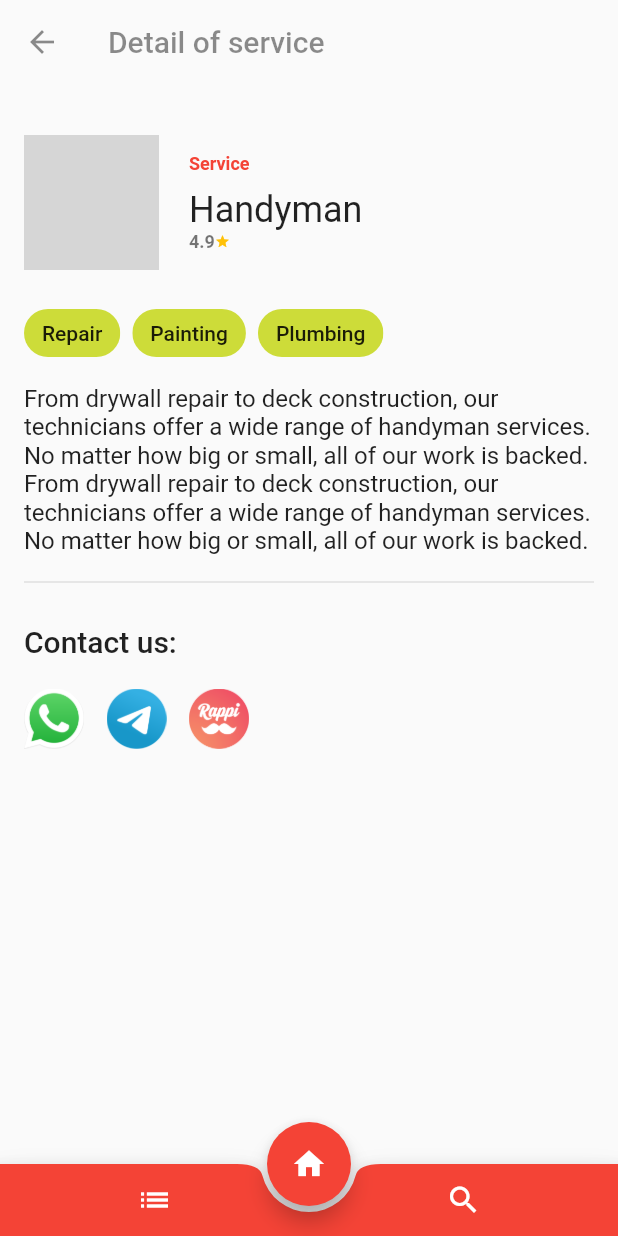
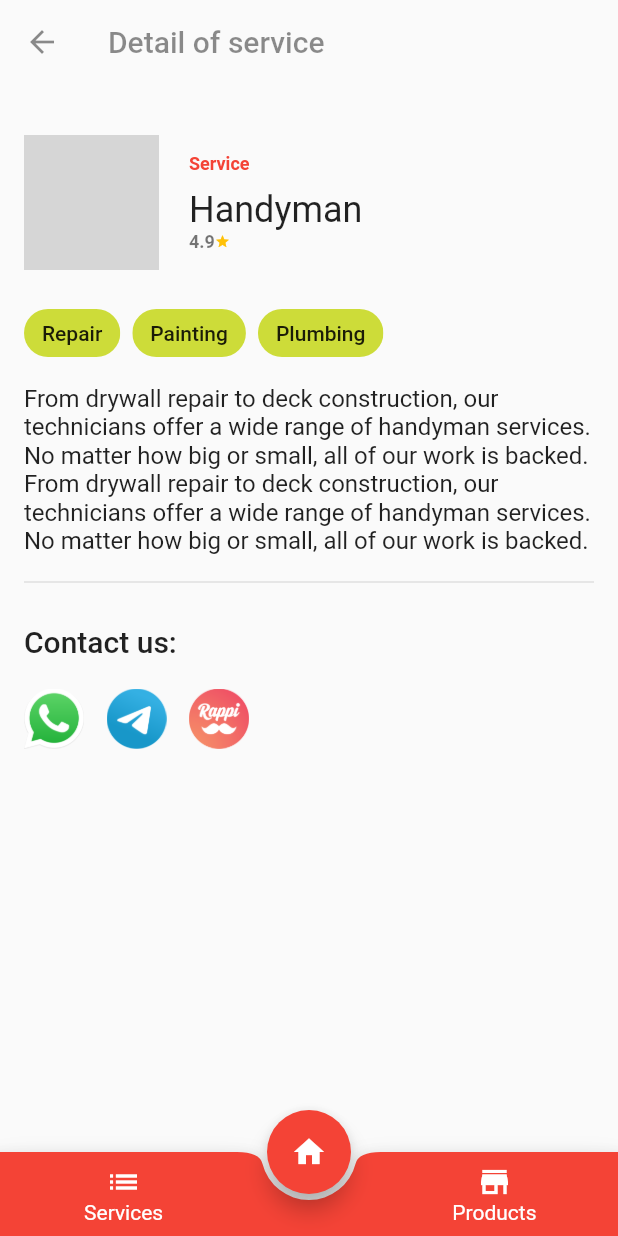
Before and after one commit to rockar06/local-buddy, a Flutter app: the DetailView screen opened directly, on a phone screen of 412 x 824 dp. Run offline on Flutter 3.47's test engine with Material 2 defaults, Android fonts, the light colour scheme and no system bars; our stand-ins replace google_maps_flutter; network calls fail; grey boxes are pictures that could not be loaded.

Commit message:
Add label to icon buttons in bottom app bar

```diff
--- a/lib/components/custom_bottom_app_bar.dart
+++ b/lib/components/custom_bottom_app_bar.dart
@@ -1,5 +1,7 @@
 import 'package:flutter/material.dart';
-import 'package:flutterhackatonapp/map-view.dart';
+import 'package:flutterhackatonapp/components/item_bottom.dart';
+
+import '../constants.dart';
 
 class CustomBottomAppBar extends StatelessWidget {
   @override
@@ -7,27 +9,35 @@ class CustomBottomAppBar extends StatelessWidget {
     return BottomAppBar(
       child: Row(
         children: [
+          ItemBottomBar(
+            buttonIcon: Constants.ServicesIcon,
+            onPressed: () {
+              // Search places
+              final snackBar = SnackBar(
+                content: Text("Building..."),
+                behavior: SnackBarBehavior.floating,
+              );
+              Scaffold.of(context).showSnackBar(snackBar);
+            },
+            text: Constants.ServicesLabel,
+          ),
           Expanded(
-            child: IconButton(
-              icon: Icon(Icons.list),
-              color: Colors.white,
-              onPressed: () {
-                // List all places
-              },
+            flex: 1,
+            child: Column(
+              mainAxisSize: MainAxisSize.min,
             ),
           ),
-          Expanded(
-            child: IconButton(
-              icon: Icon(Icons.search),
-              color: Colors.white,
-              onPressed: () {
-                // Search places
-                Navigator.push(
-                  context,
-                  MaterialPageRoute(builder: (context) => MapView()),
-                );
-              },
-            ),
+          ItemBottomBar(
+            buttonIcon: Constants.ProductsIcon,
+            onPressed: () {
+              // Search places
+              final snackBar = SnackBar(
+                content: Text("Building..."),
+                behavior: SnackBarBehavior.floating,
+              );
+              Scaffold.of(context).showSnackBar(snackBar);
+            },
+            text: Constants.ProductsLabel,
           ),
         ],
       ),
--- /dev/null
+++ b/lib/components/item_bottom.dart
@@ -0,0 +1,45 @@
+import 'package:flutter/material.dart';
+
+class ItemBottomBar extends StatelessWidget {
+  final Function onPressed;
+  final Icon buttonIcon;
+  final String text;
+
+  const ItemBottomBar(
+      {Key key,
+      @required this.buttonIcon,
+      @required this.onPressed,
+      @required this.text})
+      : super(key: key);
+
+  @override
+  Widget build(BuildContext context) {
+    return Expanded(
+      flex: 2,
+      child: Container(
+        child: SizedBox.fromSize(
+          size: Size(56, 56), // button width and height
+          child: Material(
+            color: Colors.transparent, // button color
+            child: InkWell(
+              splashColor: Colors.white30, // splash color
+              onTap: onPressed, // button pressed
+              child: Column(
+                mainAxisAlignment: MainAxisAlignment.center,
+                children: <Widget>[
+                  buttonIcon,
+                  // icon
+                  Text(
+                    text,
+                    style: TextStyle(color: Colors.white),
+                  ),
+                  // text
+                ],
+              ),
+            ),
+          ),
+        ),
+      ),
+    );
+  }
+}
--- a/lib/constants.dart
+++ b/lib/constants.dart
@@ -1,4 +1,12 @@
+import 'package:flutter/material.dart';
+
 class Constants {
   static const SliverAppBarHeight = 50.0;
   static const SliverAppBarElevation = 0.0;
+
+  static const ProductsLabel = "Products";
+  static const ServicesLabel = "Services";
+
+  static const ProductsIcon = Icon(Icons.store, color: Colors.white);
+  static const ServicesIcon = Icon(Icons.list, color: Colors.white);
 }
```
